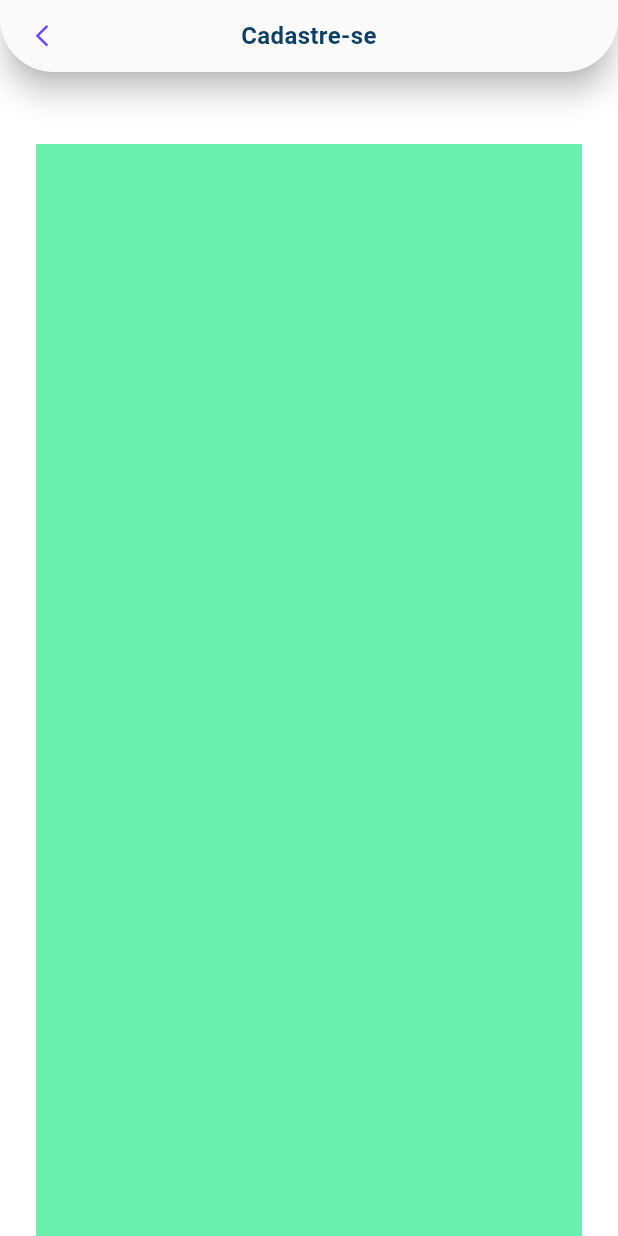
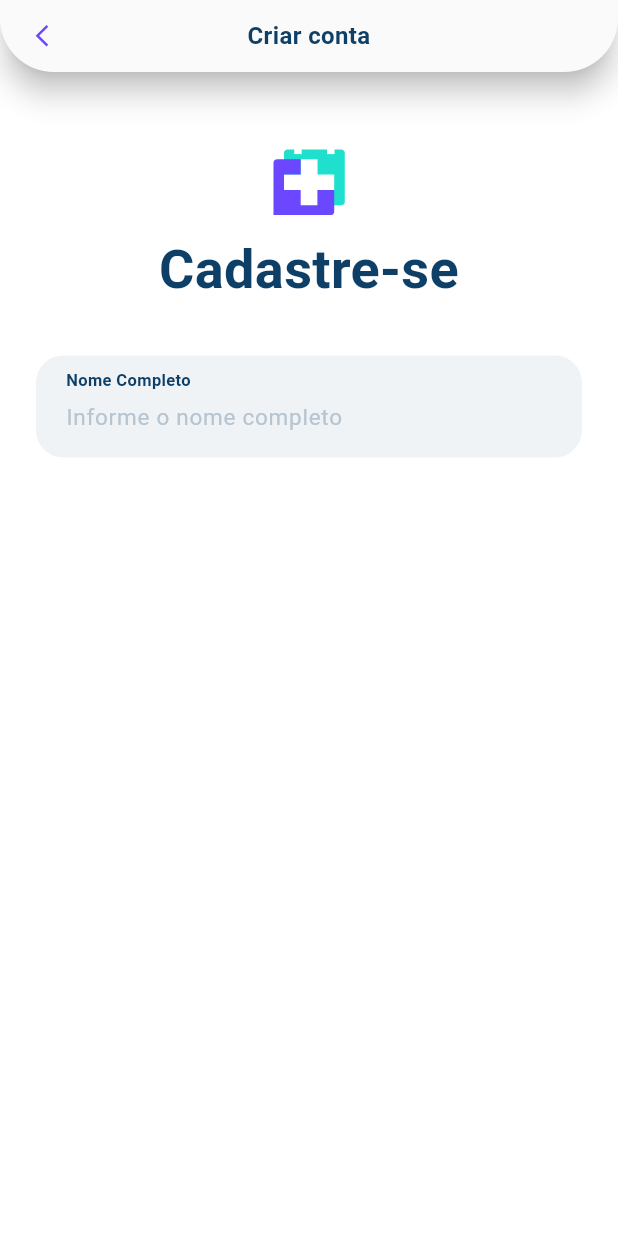
Before and after one commit to leoCardosoDev/flutter_mac_app_agendamento, a Flutter app: the AuthPage screen opened by its route, after a tap on "Cadastrar", on a phone screen of 412 x 824 dp. Run offline on Flutter 3.47's test engine with Material 3 defaults, Android fonts, the phone set to English and light mode, and no system bars; our stand-ins replace bloc, device_preview, dio, equatable, firebase_core, firebase_crashlytics and 11 more; missing offline and left inert: store_redirect; accounts and stored records are empty.

Commit message:
feat: add App text Field

```diff
--- /dev/null
+++ b/lib/core/widgets/app_logo.dart
@@ -0,0 +1,16 @@
+import 'package:flutter/material.dart';
+import 'package:flutter_svg/flutter_svg.dart';
+
+class AppLogo extends StatelessWidget {
+  final double size;
+  const AppLogo({super.key, this.size = 48});
+
+  @override
+  Widget build(BuildContext context) {
+    return SvgPicture.asset(
+      'assets/brand/logo.svg',
+      width: size,
+      height: size,
+    );
+  }
+}
--- /dev/null
+++ b/lib/core/widgets/app_text_field.dart
@@ -0,0 +1,60 @@
+import 'package:flutter/material.dart';
+import 'package:flutter_bloc/flutter_bloc.dart';
+
+import '../theme/app_theme.dart';
+
+class AppTextField extends StatelessWidget {
+  final String title;
+  final String hint;
+  final String? initialText;
+  final Function(String) onChanged;
+  final TextInputType? textInputType;
+  final bool obscure;
+  const AppTextField({
+    super.key,
+    required this.title,
+    required this.hint,
+    required this.onChanged,
+    this.textInputType,
+    this.initialText,
+    this.obscure = false,
+  });
+
+  @override
+  Widget build(BuildContext context) {
+    final AppTheme theme = context.watch();
+    return Container(
+      decoration: BoxDecoration(
+        borderRadius: BorderRadius.circular(18),
+        color: theme.lightGray,
+      ),
+      child: Column(
+        crossAxisAlignment: CrossAxisAlignment.stretch,
+        children: [
+          Padding(
+            padding: const EdgeInsets.only(left: 20, top: 8),
+            child: Text(
+              title,
+              style: theme.label11Bold,
+              textAlign: TextAlign.start,
+            ),
+          ),
+          TextFormField(
+            initialValue: initialText,
+            obscureText: obscure,
+            decoration: InputDecoration(
+              border: InputBorder.none,
+              contentPadding: const EdgeInsets.fromLTRB(20, 6, 20, 15),
+              isCollapsed: true,
+              hintText: hint,
+              hintStyle: theme.field15.copyWith(color: theme.gray),
+            ),
+            style: theme.field15,
+            onChanged: onChanged,
+            keyboardType: textInputType,
+          ),
+        ],
+      ),
+    );
+  }
+}
--- a/lib/features/auth/pages/signup/signup_page.dart
+++ b/lib/features/auth/pages/signup/signup_page.dart
@@ -1,5 +1,9 @@
+import 'package:app_agendamento/core/theme/app_theme.dart';
 import 'package:app_agendamento/core/widgets/app_base_page.dart';
+import 'package:app_agendamento/core/widgets/app_logo.dart';
+import 'package:app_agendamento/core/widgets/app_text_field.dart';
 import 'package:flutter/material.dart';
+import 'package:flutter_bloc/flutter_bloc.dart';
 
 class SignupPage extends StatefulWidget {
   const SignupPage({super.key});
@@ -11,11 +15,26 @@ class SignupPage extends StatefulWidget {
 class _SignupPageState extends State<SignupPage> {
   @override
   Widget build(BuildContext context) {
+    final AppTheme theme = context.watch();
     return AppBasePage(
-      title: 'Cadastre-se',
-      body: Container(
-        color: Colors.greenAccent,
-        height: 2000,
+      title: 'Criar conta',
+      body: Column(
+        crossAxisAlignment: CrossAxisAlignment.stretch,
+        children: [
+          const Center(child: AppLogo()),
+          const SizedBox(height: 10),
+          Text(
+            'Cadastre-se',
+            textAlign: TextAlign.center,
+            style: theme.heading36Bold,
+          ),
+          const SizedBox(height: 32),
+          AppTextField(
+            title: 'Nome Completo',
+            hint: 'Informe o nome completo',
+            onChanged: (t) {},
+          ),
+        ],
       ),
     );
   }
```
